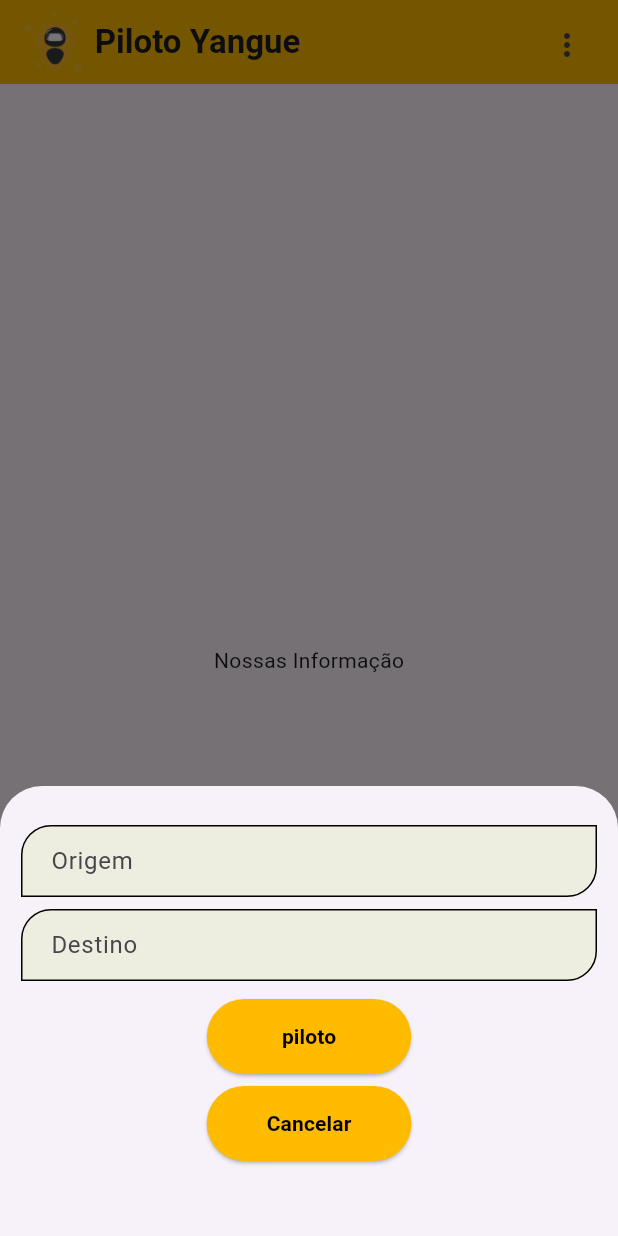
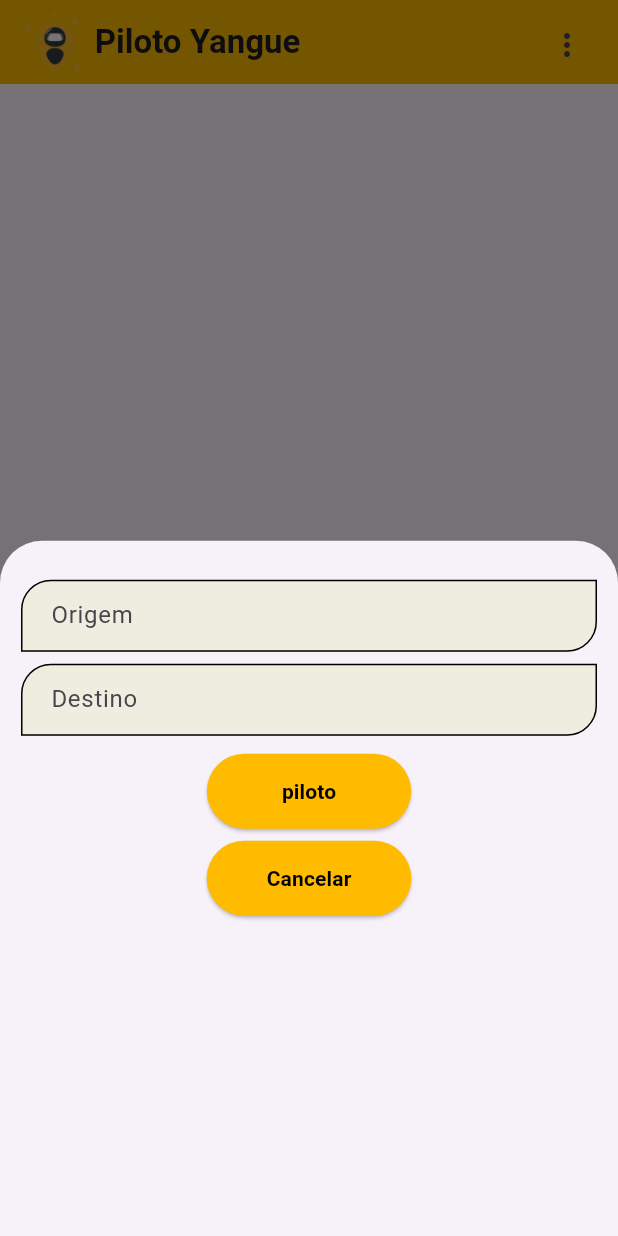
Before and after one commit to bevaristobento/PilotoYangue, a Flutter app: the HomePiloto screen opened directly, item 4 of the bottom bar chosen, after a tap on the "search" icon, on a phone screen of 412 x 824 dp. Run offline on Flutter 3.47's test engine with Material 3 defaults, Android fonts, the phone set to English and light mode, and no system bars; drawn by our look-alikes of animated_text_kit, curved_navigation_bar; our stand-ins replace cloud_firestore, firebase_auth, firebase_core, font_awesome_flutter, geolocator, google_sign_in and 2 more; missing offline and left inert: flutter_osm_plugin, liquid_pull_refresh; accounts and stored records are empty; generated files the repository leaves out were written again.

Commit message:
quinto  commit

```diff
--- a/lib/main.dart
+++ b/lib/main.dart
@@ -3,7 +3,6 @@ import 'package:piloto_yangue1/telas/escolha.dart';
 // ignore: unused_import
 import 'package:provider/provider.dart';
 // ignore: unused_import
-import 'package:flutter_map/flutter_map.dart';
 // ignore: unused_import
 import 'package:firebase_auth/firebase_auth.dart';
 import 'package:flutter/material.dart';
--- a/lib/telas/auth_piloto.dart
+++ b/lib/telas/auth_piloto.dart
@@ -83,6 +83,13 @@ class _AuthenticionPilotoState extends State<AuthenticionPiloto> {
                           if (!value.contains("@")) {
                             return "O e-mail não é válido ";
                           }
+
+                          if(!value.contains("gmail.com")){
+                             return "o e-mail não está completo ";
+                          }
+                          if(value != value.toLowerCase()){
+                             return "o e-mail deve conter apenas letras Minúsculas ";
+                          }
                           return null;
                         },
                       ),
@@ -135,7 +142,7 @@ class _AuthenticionPilotoState extends State<AuthenticionPiloto> {
                                   return "este campo não pode estar vazio";
                                 }
 
-                                if (value.length < 5) {
+                                if (value.length <10) {
                                   return "O nome é muito curto ";
                                 }
 
@@ -290,6 +297,7 @@ class _AuthenticionPilotoState extends State<AuthenticionPiloto> {
             msg = "Palavra passe errada";
           }
 
+          // ignore: use_build_context_synchronously
           mostrarSnackBar(context: context, texto: msg);
           return null;
         });
--- a/lib/telas/contas.dart
+++ b/lib/telas/contas.dart
@@ -37,7 +37,7 @@ class _ContasState extends State<Contas> {
 .get();
 if (userData.exists) {
   setState(() {
-  userName=userData['name:'];
+  userName=userData['nome'];
 });
 
 }  }
--- a/lib/telas/home_piloto.dart
+++ b/lib/telas/home_piloto.dart
@@ -7,7 +7,7 @@ import 'package:flutter/cupertino.dart';
 import 'package:flutter/material.dart';
 // ignore: unnecessary_import
 import 'package:flutter/widgets.dart';
-import 'package:flutter_map/flutter_map.dart';
+import 'package:flutter_osm_plugin/flutter_osm_plugin.dart';
 import 'package:font_awesome_flutter/font_awesome_flutter.dart';
 import 'package:geolocator/geolocator.dart';
 import 'package:latlong2/latlong.dart';
@@ -30,9 +30,9 @@ class _HomePilotoState extends State<HomePiloto> {
   final List<Widget> _pages = [
     //Criei uma lista _pages que contém as diferentes telas para serem exibidas
     HomePilotoPage(),
-   ServicosCargas(),
-     Contas(),
-     Sobre(),
+    ServicosCargas(),
+    Contas(),
+    Sobre(),
   ];
   @override
   Widget build(BuildContext context) {
@@ -99,7 +99,7 @@ class _HomePilotoState extends State<HomePiloto> {
             context: context,
             builder: (ctx) {
               return SizedBox(
-                height: 300,
+                height: 1000,
                 width: double.infinity,
                 child: Padding(
                   padding: const EdgeInsets.all(14.0),
@@ -116,6 +116,16 @@ class _HomePilotoState extends State<HomePiloto> {
                         height: 8,
                       ),
                       TextFormField(
+                        onTap: () async {
+                          GeoPoint? p = await showSimplePickerLocation(
+                            context: context,
+                            isDismissible: true,
+                            title: "Title dialog",
+                            textConfirmPicker: "pick",
+                            initCurrentUserPosition:
+                                UserTrackingOption(enableTracking: true),
+                          );
+                        },
                         keyboardType: TextInputType.emailAddress,
                         decoration: getAuthenticationInputDecoration("Destino"),
                       ),
@@ -218,7 +228,7 @@ class _HomePilotoState extends State<HomePiloto> {
             Icons.home_filled,
             size: 30,
           ),
-          Icon( FontAwesomeIcons.motorcycle, size: 30),
+          Icon(FontAwesomeIcons.motorcycle, size: 30),
           Icon(Icons.person_2_outlined, size: 30),
           Icon(Icons.info_outline, size: 30),
         ],
@@ -253,9 +263,29 @@ class _HomePilotoState extends State<HomePiloto> {
 
 class HomePilotoPage extends StatelessWidget {
   Future<Position> getLocation() async {
-    await Geolocator.requestPermission();
-    var position = await Geolocator.getCurrentPosition();
-    return position;
+    bool serviceEnabled;
+    LocationPermission permission;
+
+    // Verifica se o serviço de localização está habilitado.
+    serviceEnabled = await Geolocator.isLocationServiceEnabled();
+    if (!serviceEnabled) {
+      return Future.error('Serviço de Localização está desabilitada.');
+    }
+ // Verifica o status da permissão de localização.
+    permission = await Geolocator.checkPermission();
+    if (permission == LocationPermission.denied) {
+      permission = await Geolocator.requestPermission();
+       if (permission == LocationPermission.denied) {
+      return Future.error('permissão de localização negada.');
+    }
+    }
+
+    if (permission == LocationPermission.deniedForever) {
+      return Future.error('permissão de localização permanentemente negada.');
+
+    }
+    // Quando a permissão de localização é concedida, pega a localização atual.
+    return await Geolocator.getCurrentPosition();
   }
 
   @override
@@ -277,44 +307,48 @@ class HomePilotoPage extends StatelessWidget {
         } else {
           // ignore: unused_local_variable
           var position = snapshot.data!;
-          return FlutterMap(
-              options: MapOptions(
-                initialCenter:
-                    LatLng(snapshot.data!.latitude, snapshot.data!.longitude),
-                initialZoom: 15,
-              ),
-              children: [
-                TileLayer(
-                  urlTemplate: 'https://tile.openstreetmap.org/{z}/{x}/{y}.png',
+          return OSMFlutter(
+            controller: MapController(
+              initPosition: GeoPoint(
+                  latitude: position.latitude, longitude: position.longitude),
+            ),
+            osmOption: OSMOption(
+                userTrackingOption: const UserTrackingOption(
+                    enableTracking: true, unFollowUser: false),
+                zoomOption: const ZoomOption(
+                  initZoom: 8,
+                  minZoomLevel: 8,
+                  maxZoomLevel: 19,
                 ),
-                MarkerLayer(markers: [
-                  Marker(
-                      point: LatLng(
-                          snapshot.data!.latitude, snapshot.data!.longitude),
-                      child: const Icon(
-                        Icons.location_on_sharp,
-                        color: const Color.fromARGB(255, 255, 187, 0),
-                      )),
-                  const Marker(
-                      point: LatLng(-8.8567788, 13.3434885),
-                      child: Icon(
-                        Icons.location_on_sharp,
-                        color: Color.fromARGB(255, 216, 0, 0),
-                      ))
-                ]),
-                PolylineLayer(
-                  polylines: [
-                    Polyline(
-                      points: [
-                        LatLng(
-                            snapshot.data!.latitude, snapshot.data!.longitude),
-                        const LatLng(-8.8567788, 13.3434885),
-                      ],
-                      color: Colors.blue,
+                userLocationMarker: UserLocationMaker(
+                  personMarker: const MarkerIcon(
+
+                    icon: Icon(
+                      Icons.location_history_outlined,
+                      color: Colors.red,
+                      size: 48,
                     ),
-                  ],
+                  ),
+                  directionArrowMarker: const MarkerIcon(
+                    icon: Icon(
+                      Icons.double_arrow,
+                      size: 48,
+                    ),
+                  ),
                 ),
-              ]);
+                roadConfiguration: const RoadOption(roadColor: Colors.yellowAccent),
+                markerOption: MarkerOption(
+                    defaultMarker: const MarkerIcon(
+
+                  icon: Icon(
+                    Icons.person_pin_circle,
+                    color: Colors.blue,
+                    size: 56,
+                  ),
+                ),
+                ),
+                ),
+          );
         }
       },
     );
--- a/lib/telas/sobre.dart
+++ b/lib/telas/sobre.dart
@@ -1,13 +1,62 @@
+import 'package:animated_text_kit/animated_text_kit.dart';
 import 'package:flutter/material.dart';
 // ignore: unused_import
 import 'package:piloto_yangue1/componentes/decoration.dart';
+
 class Sobre extends StatelessWidget {
   const Sobre({super.key});
 
   @override
   Widget build(BuildContext context) {
-    return const Scaffold(
-      body:Center(child:const Text("Nossas Informação")),
+    return Scaffold(
+      body: Center(
+        child: Padding(
+          padding: const EdgeInsets.all(8.0),
+          child: Column(
+            mainAxisAlignment: MainAxisAlignment.center,
+            children: <Widget>[
+              AnimatedTextKit(repeatForever:true,
+                animatedTexts: [
+                  FadeAnimatedText(
+                    'Piloto Yangue  ',
+                    textStyle: const TextStyle(
+                      fontSize: 40,
+                      fontWeight: FontWeight.bold,
+                    ),
+                    textAlign: TextAlign.center
+                  ),
+                  TyperAnimatedText(
+                    'é uma aplicação de serviços de transportes ou seja moto-táxi cujo o objetivo é suprir as necessidades  da população no que toca a sua deslocação nas zonas sub-urbanas e urbanas',
+                    textStyle: const TextStyle(
+                      fontSize: 20,
+                      fontWeight: FontWeight.bold,
+                    ),
+                    textAlign: TextAlign.center
+                  ),
+                  TypewriterAnimatedText(
+                    'E apenas com seu telefone  dinamizas e agendas a sua viajem no  ponto em q se encontra sem mas  demora Sem se deslocar as paragens e evitando assim as demanda nas paragens',
+                    textStyle: const TextStyle(
+                      fontSize: 20,
+                      fontWeight: FontWeight.bold,
+                    ),
+                    textAlign: TextAlign.center
+                  ),
+                  ScaleAnimatedText(
+                    'A escoha perfeita para as Suas viagens!\n A Sua Segurança está nas mãos dos nossos Pilotos.',
+                    textStyle: const TextStyle(
+                      fontSize: 20,
+                      fontWeight: FontWeight.bold,
+                    ),
+                    textAlign: TextAlign.center,
+                    duration: Duration(milliseconds:2000),
+                    scalingFactor: 2,
+                  ),
+                ],
+              ),
+            ],
+          ),
+        ),
+      ),
     );
   }
 }
--- a/pubspec.yaml
+++ b/pubspec.yaml
@@ -14,7 +14,7 @@ dependencies:
   flutter:
     sdk: flutter
   liquid_pull_refresh: any
-  flutter_map: any
+  flutter_osm_plugin:
   geolocator: any
   provider: ^6.1.2
   latlong2: ^0.9.1
@@ -22,12 +22,14 @@ dependencies:
   google_sign_in: ^6.0.0
   curved_navigation_bar: ^1.0.5
   font_awesome_flutter: ^10.1.0
+  animated_text_kit: ^4.2.2
 
   cupertino_icons: ^1.0.6
   firebase_core: ^2.25.5
   firebase_auth: ^4.17.6
   cloud_firestore: any
   image_picker: ^0.8.7
+  route_transitions: ^2.0.1
   uuid: ^4.4.0
 
 
```
Also changed, not shown: assets/PY.png (added), pubspec.lock, 5 other files.
